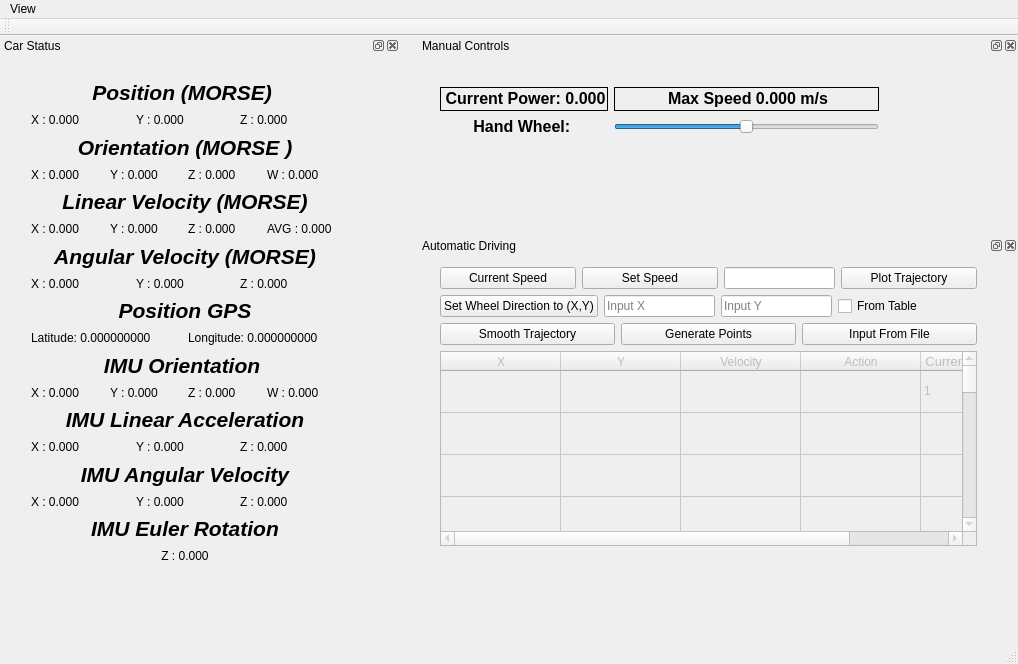
Before: the Qt Designer form src/vilma_driver_1_0/src/mainwindow.ui in tiberiusferreira/VilmaProject, drawn with Qt 5.
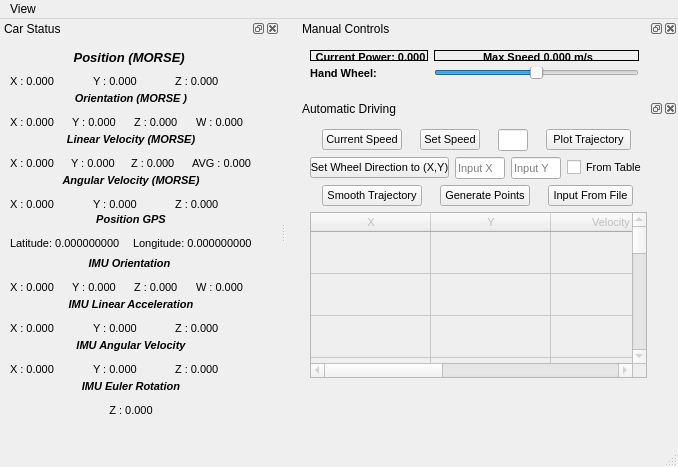
After: the same form once the commit is applied.

```diff
--- a/src/vilma_driver_1_0/src/mainwindow.ui
+++ b/src/vilma_driver_1_0/src/mainwindow.ui
@@ -9,8 +9,8 @@
    <rect>
     <x>0</x>
     <y>0</y>
-    <width>1018</width>
-    <height>661</height>
+    <width>678</width>
+    <height>467</height>
    </rect>
   </property>
   <property name="maximumSize">
@@ -28,7 +28,7 @@
     <rect>
      <x>0</x>
      <y>0</y>
-     <width>1018</width>
+     <width>678</width>
      <height>25</height>
     </rect>
    </property>
@@ -42,17 +42,6 @@
    <addaction name="menuView"/>
   </widget>
   <widget class="QStatusBar" name="statusBar"/>
-  <widget class="QToolBar" name="mainToolBar">
-   <property name="floatable">
-    <bool>false</bool>
-   </property>
-   <attribute name="toolBarArea">
-    <enum>TopToolBarArea</enum>
-   </attribute>
-   <attribute name="toolBarBreak">
-    <bool>false</bool>
-   </attribute>
-  </widget>
   <widget class="QDockWidget" name="CarStatusWidget">
    <property name="sizePolicy">
     <sizepolicy hsizetype="Fixed" vsizetype="Fixed">
@@ -62,14 +51,14 @@
    </property>
    <property name="minimumSize">
     <size>
-     <width>400</width>
-     <height>600</height>
+     <width>280</width>
+     <height>420</height>
     </size>
    </property>
    <property name="maximumSize">
     <size>
      <width>400</width>
-     <height>500</height>
+     <height>420</height>
     </size>
    </property>
    <property name="windowTitle">
@@ -88,13 +77,19 @@
     <widget class="QWidget" name="">
      <property name="geometry">
       <rect>
-       <x>20</x>
-       <y>14</y>
-       <width>330</width>
-       <height>507</height>
+       <x>10</x>
+       <y>0</y>
+       <width>253</width>
+       <height>392</height>
       </rect>
      </property>
      <layout class="QVBoxLayout" name="verticalLayout_7">
+      <property name="spacing">
+       <number>0</number>
+      </property>
+      <property name="leftMargin">
+       <number>0</number>
+      </property>
       <item>
        <layout class="QVBoxLayout" name="verticalLayout_2">
         <item>
@@ -106,7 +101,7 @@
            </sizepolicy>
           </property>
           <property name="text">
-           <string>&lt;html&gt;&lt;head/&gt;&lt;body&gt;&lt;p&gt;&lt;span style=&quot; font-size:16pt; font-weight:600; font-style:italic;&quot;&gt;Position (MORSE) &lt;/span&gt;&lt;/p&gt;&lt;/body&gt;&lt;/html&gt;</string>
+           <string>&lt;html&gt;&lt;head/&gt;&lt;body&gt;&lt;p&gt;&lt;span style=&quot; font-size:10pt; font-weight:600; font-style:italic;&quot;&gt;Position (MORSE) &lt;/span&gt;&lt;/p&gt;&lt;/body&gt;&lt;/html&gt;</string>
           </property>
           <property name="alignment">
            <set>Qt::AlignCenter</set>
@@ -123,6 +118,11 @@
               <verstretch>0</verstretch>
              </sizepolicy>
             </property>
+            <property name="font">
+             <font>
+              <pointsize>8</pointsize>
+             </font>
+            </property>
             <property name="text">
              <string>X : 0.000</string>
             </property>
@@ -130,6 +130,11 @@
           </item>
           <item>
            <widget class="QLabel" name="morse_y_text">
+            <property name="font">
+             <font>
+              <pointsize>8</pointsize>
+             </font>
+            </property>
             <property name="text">
              <string>Y : 0.000</string>
             </property>
@@ -143,6 +148,11 @@
               <verstretch>0</verstretch>
              </sizepolicy>
             </property>
+            <property name="font">
+             <font>
+              <pointsize>8</pointsize>
+             </font>
+            </property>
             <property name="text">
              <string>Z : 0.000</string>
             </property>
@@ -156,8 +166,15 @@
        <layout class="QVBoxLayout" name="verticalLayout_3">
         <item>
          <widget class="QLabel" name="label_12">
+          <property name="font">
+           <font>
+            <pointsize>8</pointsize>
+            <weight>75</weight>
+            <bold>true</bold>
+           </font>
+          </property>
           <property name="text">
-           <string>&lt;html&gt;&lt;head/&gt;&lt;body&gt;&lt;p&gt;&lt;span style=&quot; font-size:16pt; font-weight:600; font-style:italic;&quot;&gt;Orientation (MORSE )&lt;/span&gt;&lt;/p&gt;&lt;/body&gt;&lt;/html&gt;</string>
+           <string>&lt;html&gt;&lt;head/&gt;&lt;body&gt;&lt;p&gt;&lt;span style=&quot; font-style:italic;&quot;&gt;Orientation (MORSE )&lt;/span&gt;&lt;/p&gt;&lt;/body&gt;&lt;/html&gt;</string>
           </property>
           <property name="alignment">
            <set>Qt::AlignCenter</set>
@@ -168,6 +185,11 @@
          <layout class="QHBoxLayout" name="Morse_quaternion_layout">
           <item>
            <widget class="QLabel" name="morse_quaternion_x_text">
+            <property name="font">
+             <font>
+              <pointsize>8</pointsize>
+             </font>
+            </property>
             <property name="text">
              <string>X : 0.000</string>
             </property>
@@ -175,6 +197,11 @@
           </item>
           <item>
            <widget class="QLabel" name="morse_quaternion_y_text">
+            <property name="font">
+             <font>
+              <pointsize>8</pointsize>
+             </font>
+            </property>
             <property name="text">
              <string>Y : 0.000</string>
             </property>
@@ -182,6 +209,11 @@
           </item>
           <item>
            <widget class="QLabel" name="morse_quaternion_z_text">
+            <property name="font">
+             <font>
+              <pointsize>8</pointsize>
+             </font>
+            </property>
             <property name="text">
              <string>Z : 0.000</string>
             </property>
@@ -189,6 +221,11 @@
           </item>
           <item>
            <widget class="QLabel" name="morse_quaternion_w_text">
+            <property name="font">
+             <font>
+              <pointsize>8</pointsize>
+             </font>
+            </property>
             <property name="text">
              <string>W : 0.000</string>
             </property>
@@ -202,8 +239,15 @@
        <layout class="QVBoxLayout" name="verticalLayout">
         <item>
          <widget class="QLabel" name="label_34">
+          <property name="font">
+           <font>
+            <pointsize>8</pointsize>
+            <weight>50</weight>
+            <bold>false</bold>
+           </font>
+          </property>
           <property name="text">
-           <string>&lt;html&gt;&lt;head/&gt;&lt;body&gt;&lt;p&gt;&lt;span style=&quot; font-size:16pt; font-weight:600; font-style:italic;&quot;&gt;Linear Velocity (MORSE)&lt;/span&gt;&lt;/p&gt;&lt;/body&gt;&lt;/html&gt;</string>
+           <string>&lt;html&gt;&lt;head/&gt;&lt;body&gt;&lt;p&gt;&lt;span style=&quot; font-weight:600; font-style:italic;&quot;&gt;Linear Velocity (MORSE)&lt;/span&gt;&lt;/p&gt;&lt;/body&gt;&lt;/html&gt;</string>
           </property>
           <property name="alignment">
            <set>Qt::AlignCenter</set>
@@ -214,6 +258,11 @@
          <layout class="QHBoxLayout" name="horizontalLayout">
           <item>
            <widget class="QLabel" name="morse_lin_vel_x_text">
+            <property name="font">
+             <font>
+              <pointsize>8</pointsize>
+             </font>
+            </property>
             <property name="text">
              <string>X : 0.000</string>
             </property>
@@ -221,6 +270,11 @@
           </item>
           <item>
            <widget class="QLabel" name="morse_lin_vel_y_text">
+            <property name="font">
+             <font>
+              <pointsize>8</pointsize>
+             </font>
+            </property>
             <property name="text">
              <string>Y : 0.000</string>
             </property>
@@ -228,6 +282,11 @@
           </item>
           <item>
            <widget class="QLabel" name="morse_lin_vel_z_text">
+            <property name="font">
+             <font>
+              <pointsize>8</pointsize>
+             </font>
+            </property>
             <property name="text">
              <string>Z : 0.000</string>
             </property>
@@ -235,6 +294,11 @@
           </item>
           <item>
            <widget class="QLabel" name="morse_lin_vel_avg_text">
+            <property name="font">
+             <font>
+              <pointsize>8</pointsize>
+             </font>
+            </property>
             <property name="text">
              <string>AVG : 0.000</string>
             </property>
@@ -248,8 +312,15 @@
        <layout class="QVBoxLayout" name="Ang_vel_morse">
         <item>
          <widget class="QLabel" name="label_38">
+          <property name="font">
+           <font>
+            <pointsize>8</pointsize>
+            <weight>50</weight>
+            <bold>false</bold>
+           </font>
+          </property>
           <property name="text">
-           <string>&lt;html&gt;&lt;head/&gt;&lt;body&gt;&lt;p&gt;&lt;span style=&quot; font-size:16pt; font-weight:600; font-style:italic;&quot;&gt;Angular Velocity (MORSE)&lt;/span&gt;&lt;/p&gt;&lt;/body&gt;&lt;/html&gt;</string>
+           <string>&lt;html&gt;&lt;head/&gt;&lt;body&gt;&lt;p&gt;&lt;span style=&quot; font-weight:600; font-style:italic;&quot;&gt;Angular Velocity (MORSE)&lt;/span&gt;&lt;/p&gt;&lt;/body&gt;&lt;/html&gt;</string>
           </property>
           <property name="alignment">
            <set>Qt::AlignCenter</set>
@@ -260,6 +331,11 @@
          <layout class="QHBoxLayout" name="horizontalLayout_13">
           <item>
            <widget class="QLabel" name="morse_ang_vel_x_text">
+            <property name="font">
+             <font>
+              <pointsize>8</pointsize>
+             </font>
+            </property>
             <property name="text">
              <string>X : 0.000</string>
             </property>
@@ -267,6 +343,11 @@
           </item>
           <item>
            <widget class="QLabel" name="morse_ang_vel_y_text">
+            <property name="font">
+             <font>
+              <pointsize>8</pointsize>
+             </font>
+            </property>
             <property name="text">
              <string>Y : 0.000</string>
             </property>
@@ -274,6 +355,11 @@
           </item>
           <item>
            <widget class="QLabel" name="morse_ang_vel_z_text">
+            <property name="font">
+             <font>
+              <pointsize>8</pointsize>
+             </font>
+            </property>
             <property name="text">
              <string>Z : 0.000</string>
             </property>
@@ -293,8 +379,15 @@
             <verstretch>0</verstretch>
            </sizepolicy>
           </property>
+          <property name="font">
+           <font>
+            <pointsize>8</pointsize>
+            <weight>50</weight>
+            <bold>false</bold>
+           </font>
+          </property>
           <property name="text">
-           <string>&lt;html&gt;&lt;head/&gt;&lt;body&gt;&lt;p&gt;&lt;span style=&quot; font-size:16pt; font-weight:600; font-style:italic;&quot;&gt;Position GPS&lt;/span&gt;&lt;/p&gt;&lt;/body&gt;&lt;/html&gt;</string>
+           <string>&lt;html&gt;&lt;head/&gt;&lt;body&gt;&lt;p&gt;&lt;span style=&quot; font-weight:600; font-style:italic;&quot;&gt;Position GPS&lt;/span&gt;&lt;/p&gt;&lt;/body&gt;&lt;/html&gt;</string>
           </property>
           <property name="alignment">
            <set>Qt::AlignCenter</set>
@@ -305,6 +398,11 @@
          <layout class="QHBoxLayout" name="horizontalLayout_6">
           <item>
            <widget class="QLabel" name="latitude_text">
+            <property name="font">
+             <font>
+              <pointsize>8</pointsize>
+             </font>
+            </property>
             <property name="text">
              <string>Latitude: 0.000000000</string>
             </property>
@@ -312,6 +410,11 @@
           </item>
           <item>
            <widget class="QLabel" name="longitude_text">
+            <property name="font">
+             <font>
+              <pointsize>8</pointsize>
+             </font>
+            </property>
             <property name="text">
              <string>Longitude: 0.000000000</string>
             </property>
@@ -325,8 +428,15 @@
        <layout class="QVBoxLayout" name="verticalLayout_6">
         <item>
          <widget class="QLabel" name="label_17">
+          <property name="font">
+           <font>
+            <pointsize>8</pointsize>
+            <weight>50</weight>
+            <bold>false</bold>
+           </font>
+          </property>
           <property name="text">
-           <string>&lt;html&gt;&lt;head/&gt;&lt;body&gt;&lt;p&gt;&lt;span style=&quot; font-size:16pt; font-weight:600; font-style:italic;&quot;&gt;IMU Orientation &lt;/span&gt;&lt;/p&gt;&lt;/body&gt;&lt;/html&gt;</string>
+           <string>&lt;html&gt;&lt;head/&gt;&lt;body&gt;&lt;p&gt;&lt;span style=&quot; font-weight:600; font-style:italic;&quot;&gt;IMU Orientation &lt;/span&gt;&lt;/p&gt;&lt;/body&gt;&lt;/html&gt;</string>
           </property>
           <property name="alignment">
            <set>Qt::AlignCenter</set>
@@ -337,6 +447,11 @@
          <layout class="QHBoxLayout" name="horizontalLayout_7">
           <item>
            <widget class="QLabel" name="imu_quaternion_x_text">
+            <property name="font">
+             <font>
+              <pointsize>8</pointsize>
+             </font>
+            </property>
             <property name="text">
              <string>X : 0.000</string>
             </property>
@@ -344,6 +459,11 @@
           </item>
           <item>
            <widget class="QLabel" name="imu_quaternion_y_text">
+            <property name="font">
+             <font>
+              <pointsize>8</pointsize>
+             </font>
+            </property>
             <property name="text">
              <string>Y : 0.000</string>
             </property>
@@ -351,6 +471,11 @@
           </item>
           <item>
            <widget class="QLabel" name="imu_quaternion_z_text">
+            <property name="font">
+             <font>
+              <pointsize>8</pointsize>
+             </font>
+            </property>
             <property name="text">
              <string>Z : 0.000</string>
             </property>
@@ -358,6 +483,11 @@
           </item>
           <item>
            <widget class="QLabel" name="imu_quaternion_w_text">
+            <property name="font">
+             <font>
+              <pointsize>8</pointsize>
+             </font>
+            </property>
             <property name="text">
              <string>W : 0.000</string>
             </property>
@@ -371,8 +501,15 @@
        <layout class="QVBoxLayout" name="IMU_lin_acel">
         <item>
          <widget class="QLabel" name="label_26">
+          <property name="font">
+           <font>
+            <pointsize>8</pointsize>
+            <weight>50</weight>
+            <bold>false</bold>
+           </font>
+          </property>
           <property name="text">
-           <string>&lt;html&gt;&lt;head/&gt;&lt;body&gt;&lt;p&gt;&lt;span style=&quot; font-size:16pt; font-weight:600; font-style:italic;&quot;&gt;IMU Linear Acceleration&lt;/span&gt;&lt;/p&gt;&lt;/body&gt;&lt;/html&gt;</string>
+           <string>&lt;html&gt;&lt;head/&gt;&lt;body&gt;&lt;p&gt;&lt;span style=&quot; font-weight:600; font-style:italic;&quot;&gt;IMU Linear Acceleration&lt;/span&gt;&lt;/p&gt;&lt;/body&gt;&lt;/html&gt;</string>
           </property>
           <property name="alignment">
            <set>Qt::AlignCenter</set>
@@ -383,6 +520,11 @@
          <layout class="QHBoxLayout" name="horizontalLayout_10">
           <item>
            <widget class="QLabel" name="imu_lin_acel_x_text">
+            <property name="font">
+             <font>
+              <pointsize>8</pointsize>
+             </font>
+            </property>
             <property name="text">
              <string>X : 0.000</string>
             </property>
@@ -390,6 +532,11 @@
           </item>
           <item>
            <widget class="QLabel" name="imu_lin_acel_y_text">
+            <property name="font">
+             <font>
+              <pointsize>8</pointsize>
+             </font>
+            </property>
             <property name="text">
              <string>Y : 0.000</string>
             </property>
@@ -397,6 +544,11 @@
           </item>
           <item>
            <widget class="QLabel" name="imu_lin_acel_z_text">
+            <property name="font">
+             <font>
+              <pointsize>8</pointsize>
+             </font>
+            </property>
             <property name="text">
              <string>Z : 0.000</string>
             </property>
@@ -410,8 +562,15 @@
        <layout class="QVBoxLayout" name="IMU_ang_vel">
         <item>
          <widget class="QLabel" name="label_22">
+          <property name="font">
+           <font>
+            <pointsize>8</pointsize>
+            <weight>50</weight>
+            <bold>false</bold>
+           </font>
+          </property>
           <property name="text">
-           <string>&lt;html&gt;&lt;head/&gt;&lt;body&gt;&lt;p&gt;&lt;span style=&quot; font-size:16pt; font-weight:600; font-style:italic;&quot;&gt;IMU Angular Velocity&lt;/span&gt;&lt;/p&gt;&lt;/body&gt;&lt;/html&gt;</string>
+           <string>&lt;html&gt;&lt;head/&gt;&lt;body&gt;&lt;p&gt;&lt;span style=&quot; font-weight:600; font-style:italic;&quot;&gt;IMU Angular Velocity&lt;/span&gt;&lt;/p&gt;&lt;/body&gt;&lt;/html&gt;</string>
           </property>
           <property name="alignment">
            <set>Qt::AlignCenter</set>
@@ -422,6 +581,11 @@
          <layout class="QHBoxLayout" name="horizontalLayout_9">
           <item>
            <widget class="QLabel" name="imu_ang_speed_x_text">
+            <property name="font">
+             <font>
+              <pointsize>8</pointsize>
+             </font>
+            </property>
             <property name="text">
              <string>X : 0.000</string>
             </property>
@@ -429,6 +593,11 @@
           </item>
           <item>
            <widget class="QLabel" name="imu_ang_speed_y_text">
+            <property name="font">
+             <font>
+              <pointsize>8</pointsize>
+             </font>
+            </property>
             <property name="text">
              <string>Y : 0.000</string>
             </property>
@@ -436,6 +605,11 @@
           </item>
           <item>
            <widget class="QLabel" name="imu_ang_speed_z_text">
+            <property name="font">
+             <font>
+              <pointsize>8</pointsize>
+             </font>
+            </property>
             <property name="text">
              <string>Z : 0.000</string>
             </property>
@@ -449,8 +623,15 @@
        <layout class="QVBoxLayout" name="imu_euler">
         <item>
          <widget class="QLabel" name="imu_euler_z_rotation_label">
+          <property name="font">
+           <font>
+            <pointsize>8</pointsize>
+            <weight>50</weight>
+            <bold>false</bold>
+           </font>
+          </property>
           <property name="text">
-           <string>&lt;html&gt;&lt;head/&gt;&lt;body&gt;&lt;p&gt;&lt;span style=&quot; font-size:16pt; font-weight:600; font-style:italic;&quot;&gt;IMU Euler Rotation&lt;/span&gt;&lt;/p&gt;&lt;/body&gt;&lt;/html&gt;</string>
+           <string>&lt;html&gt;&lt;head/&gt;&lt;body&gt;&lt;p&gt;&lt;span style=&quot; font-weight:600; font-style:italic;&quot;&gt;IMU Euler Rotation&lt;/span&gt;&lt;/p&gt;&lt;/body&gt;&lt;/html&gt;</string>
           </property>
           <property name="alignment">
            <set>Qt::AlignCenter</set>
@@ -459,6 +640,11 @@
         </item>
         <item>
          <widget class="QLabel" name="imu_euler_z_rotation_text">
+          <property name="font">
+           <font>
+            <pointsize>8</pointsize>
+           </font>
+          </property>
           <property name="text">
            <string>Z : 0.000</string>
           </property>
@@ -505,14 +691,14 @@
    </property>
    <property name="minimumSize">
     <size>
-     <width>600</width>
-     <height>200</height>
+     <width>380</width>
+     <height>80</height>
     </size>
    </property>
    <property name="maximumSize">
     <size>
-     <width>600</width>
-     <height>200</height>
+     <width>380</width>
+     <height>80</height>
     </size>
    </property>
    <property name="autoFillBackground">
@@ -531,13 +717,13 @@
     <widget class="QWidget" name="">
      <property name="geometry">
       <rect>
-       <x>11</x>
-       <y>21</y>
-       <width>461</width>
-       <height>71</height>
+       <x>1</x>
+       <y>1</y>
+       <width>351</width>
+       <height>51</height>
       </rect>
      </property>
-     <layout class="QGridLayout" name="gridLayout">
+     <layout class="QFormLayout" name="formLayout">
       <item row="0" column="0">
        <widget class="QLabel" name="current_acel_text">
         <property name="enabled">
@@ -559,7 +745,7 @@
          <enum>QFrame::Box</enum>
         </property>
         <property name="text">
-         <string>&lt;html&gt;&lt;head/&gt;&lt;body&gt;&lt;p align=&quot;center&quot;&gt;&lt;span style=&quot; font-size:12pt; font-weight:600;&quot;&gt;Current Power: 0.000&lt;/span&gt;&lt;/p&gt;&lt;/body&gt;&lt;/html&gt;</string>
+         <string>&lt;html&gt;&lt;head/&gt;&lt;body&gt;&lt;p align=&quot;center&quot;&gt;&lt;span style=&quot; font-size:8pt; font-weight:600;&quot;&gt;Current Power: 0.000&lt;/span&gt;&lt;/p&gt;&lt;/body&gt;&lt;/html&gt;</string>
         </property>
         <property name="textFormat">
          <enum>Qt::AutoText</enum>
@@ -587,7 +773,7 @@
          <enum>QFrame::Box</enum>
         </property>
         <property name="text">
-         <string>&lt;html&gt;&lt;head/&gt;&lt;body&gt;&lt;p align=&quot;center&quot;&gt;&lt;span style=&quot; font-size:12pt; font-weight:600;&quot;&gt;Max Speed 0.000 m/s&lt;/span&gt;&lt;/p&gt;&lt;/body&gt;&lt;/html&gt;</string>
+         <string>&lt;html&gt;&lt;head/&gt;&lt;body&gt;&lt;p align=&quot;center&quot;&gt;&lt;span style=&quot; font-size:8pt; font-weight:600;&quot;&gt;Max Speed 0.000 m/s&lt;/span&gt;&lt;/p&gt;&lt;/body&gt;&lt;/html&gt;</string>
         </property>
         <property name="textFormat">
          <enum>Qt::AutoText</enum>
@@ -603,7 +789,7 @@
       <item row="1" column="0">
        <widget class="QLabel" name="steering_status_label">
         <property name="text">
-         <string>&lt;html&gt;&lt;head/&gt;&lt;body&gt;&lt;p&gt;&lt;span style=&quot; font-size:12pt; font-weight:600;&quot;&gt;Hand Wheel:    &lt;/span&gt;&lt;/p&gt;&lt;/body&gt;&lt;/html&gt;</string>
+         <string>&lt;html&gt;&lt;head/&gt;&lt;body&gt;&lt;p&gt;&lt;span style=&quot; font-size:8pt; font-weight:600;&quot;&gt;Hand Wheel: &lt;/span&gt;&lt;/p&gt;&lt;/body&gt;&lt;/html&gt;</string>
         </property>
         <property name="scaledContents">
          <bool>true</bool>
@@ -633,14 +819,14 @@
   <widget class="QDockWidget" name="AutomationWidget">
    <property name="minimumSize">
     <size>
-     <width>600</width>
-     <height>400</height>
+     <width>380</width>
+     <height>300</height>
     </size>
    </property>
    <property name="maximumSize">
     <size>
-     <width>60</width>
-     <height>800</height>
+     <width>380</width>
+     <height>300</height>
     </size>
    </property>
    <property name="layoutDirection">
@@ -662,22 +848,33 @@
     <widget class="QWidget" name="">
      <property name="geometry">
       <rect>
-       <x>11</x>
-       <y>1</y>
-       <width>559</width>
-       <height>301</height>
+       <x>1</x>
+       <y>0</y>
+       <width>359</width>
+       <height>271</height>
       </rect>
      </property>
      <layout class="QVBoxLayout" name="verticalLayout_5">
       <item>
        <layout class="QVBoxLayout" name="verticalLayout_4">
         <item>
-         <layout class="QHBoxLayout" name="horizontalLayout_3">
+         <layout class="QHBoxLayout" name="horizontalLayout_2">
           <item>
            <widget class="QPushButton" name="Maintain_current_speed">
             <property name="enabled">
              <bool>true</bool>
             </property>
+            <property name="maximumSize">
+             <size>
+              <width>80</width>
+              <height>16777215</height>
+             </size>
+            </property>
+            <property name="font">
+             <font>
+              <pointsize>8</pointsize>
+             </font>
+            </property>
             <property name="text">
              <string>Current Speed</string>
             </property>
@@ -694,6 +891,17 @@
             <property name="enabled">
              <bool>true</bool>
             </property>
+            <property name="maximumSize">
+             <size>
+              <width>60</width>
+              <height>16777215</height>
+             </size>
+            </property>
+            <property name="font">
+             <font>
+              <pointsize>8</pointsize>
+             </font>
+            </property>
             <property name="text">
              <string>Set Speed</string>
             </property>
@@ -709,7 +917,7 @@
             </property>
             <property name="maximumSize">
              <size>
-              <width>111</width>
+              <width>30</width>
               <height>51</height>
              </size>
             </property>
@@ -717,6 +925,17 @@
           </item>
           <item>
            <widget class="QPushButton" name="PlotTrajectory">
+            <property name="maximumSize">
+             <size>
+              <width>85</width>
+              <height>16777215</height>
+             </size>
+            </property>
+            <property name="font">
+             <font>
+              <pointsize>8</pointsize>
+             </font>
+            </property>
             <property name="text">
              <string>Plot Trajectory</string>
             </property>
@@ -725,9 +944,20 @@
          </layout>
         </item>
         <item>
-         <layout class="QHBoxLayout" name="horizontalLayout_2">
+         <layout class="QHBoxLayout" name="horizontalLayout_3">
           <item>
            <widget class="QPushButton" name="Set_wheel_direction_button">
+            <property name="maximumSize">
+             <size>
+              <width>150</width>
+              <height>16777215</height>
+             </size>
+            </property>
+            <property name="font">
+             <font>
+              <pointsize>8</pointsize>
+             </font>
+            </property>
             <property name="text">
              <string>Set Wheel Direction to (X,Y)</string>
             </property>
@@ -752,10 +982,15 @@
             </property>
             <property name="maximumSize">
              <size>
-              <width>111</width>
+              <width>50</width>
               <height>51</height>
              </size>
             </property>
+            <property name="font">
+             <font>
+              <pointsize>8</pointsize>
+             </font>
+            </property>
             <property name="cursorPosition">
              <number>0</number>
             </property>
@@ -774,10 +1009,15 @@
             </property>
             <property name="maximumSize">
              <size>
-              <width>111</width>
+              <width>50</width>
               <height>51</height>
              </size>
             </property>
+            <property name="font">
+             <font>
+              <pointsize>8</pointsize>
+             </font>
+            </property>
             <property name="placeholderText">
              <string>Input Y</string>
             </property>
@@ -785,6 +1025,17 @@
           </item>
           <item>
            <widget class="QCheckBox" name="Set_wheel_direction_from_table">
+            <property name="maximumSize">
+             <size>
+              <width>85</width>
+              <height>16777215</height>
+             </size>
+            </property>
+            <property name="font">
+             <font>
+              <pointsize>8</pointsize>
+             </font>
+            </property>
             <property name="text">
              <string>From Table</string>
             </property>
@@ -796,6 +1047,17 @@
          <layout class="QHBoxLayout" name="horizontalLayout_4">
           <item>
            <widget class="QPushButton" name="SmoothTrajectoryButton">
+            <property name="maximumSize">
+             <size>
+              <width>100</width>
+              <height>16777215</height>
+             </size>
+            </property>
+            <property name="font">
+             <font>
+              <pointsize>8</pointsize>
+             </font>
+            </property>
             <property name="text">
              <string>Smooth Trajectory</string>
             </property>
@@ -803,6 +1065,17 @@
           </item>
           <item>
            <widget class="QPushButton" name="GeneratePoints">
+            <property name="maximumSize">
+             <size>
+              <width>90</width>
+              <height>16777215</height>
+             </size>
+            </property>
+            <property name="font">
+             <font>
+              <pointsize>8</pointsize>
+             </font>
+            </property>
             <property name="text">
              <string>Generate Points</string>
             </property>
@@ -810,6 +1083,17 @@
           </item>
           <item>
            <widget class="QPushButton" name="InputFromFile">
+            <property name="maximumSize">
+             <size>
+              <width>85</width>
+              <height>16777215</height>
+             </size>
+            </property>
+            <property name="font">
+             <font>
+              <pointsize>8</pointsize>
+             </font>
+            </property>
             <property name="text">
              <string>Input From File</string>
             </property>
@@ -824,6 +1108,11 @@
         <property name="enabled">
          <bool>false</bool>
         </property>
+        <property name="font">
+         <font>
+          <pointsize>8</pointsize>
+         </font>
+        </property>
         <property name="gridStyle">
          <enum>Qt::SolidLine</enum>
         </property>
@@ -837,7 +1126,7 @@
          <bool>true</bool>
         </attribute>
         <attribute name="horizontalHeaderDefaultSectionSize">
-         <number>120</number>
+         <number>50</number>
         </attribute>
         <attribute name="horizontalHeaderMinimumSectionSize">
          <number>120</number>
@@ -852,7 +1141,7 @@
          <bool>false</bool>
         </attribute>
         <attribute name="verticalHeaderDefaultSectionSize">
-         <number>42</number>
+         <number>20</number>
         </attribute>
         <attribute name="verticalHeaderMinimumSectionSize">
          <number>42</number>
```
Left out of the diff: 20 changed lines with no effect on the pictures.
